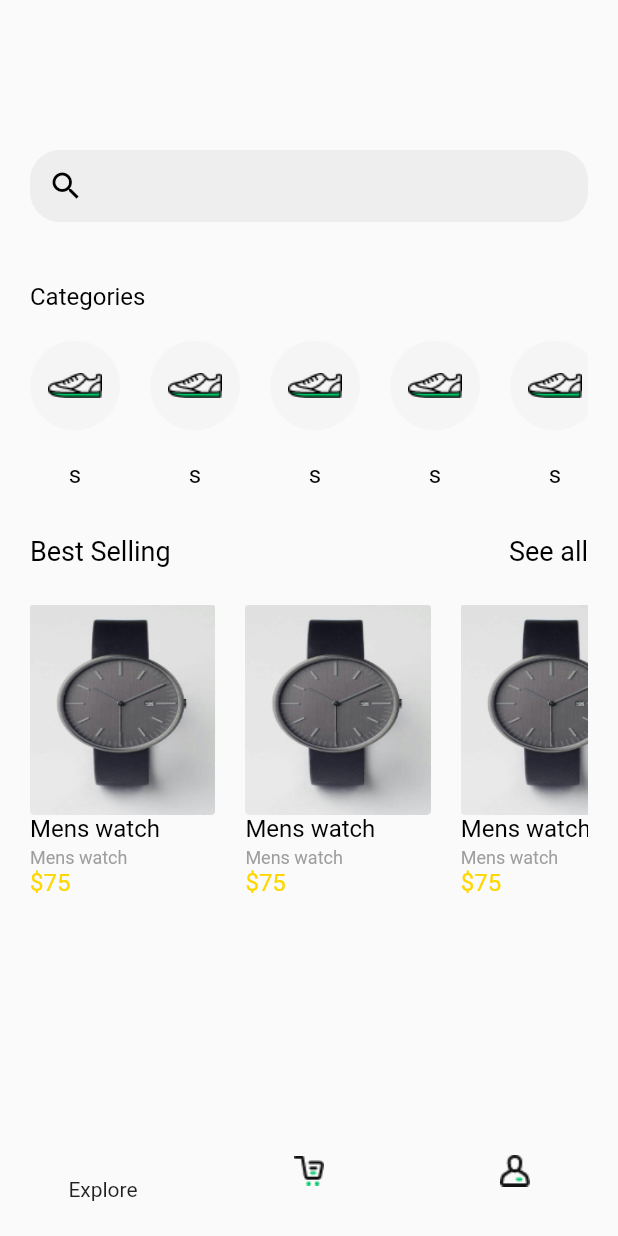
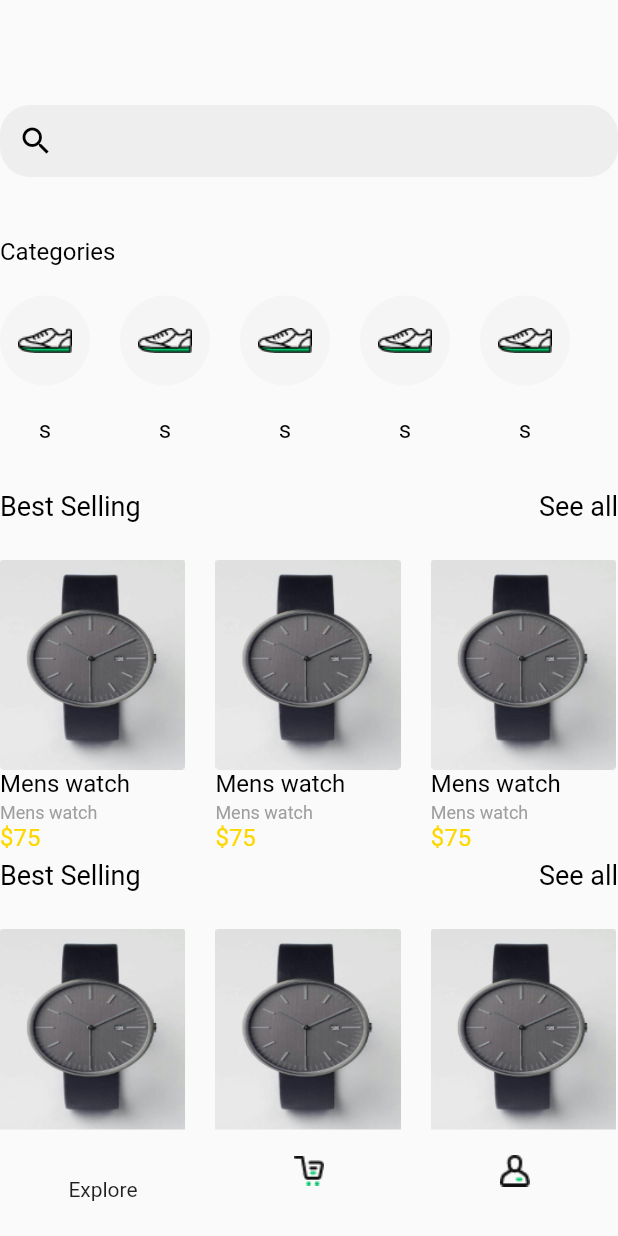
Before and after one commit to WarunaDisanayaka/jewllery-app, a Flutter app: the screen it shows once a user with an empty profile is signed in, on a phone screen of 412 x 824 dp. Run offline on Flutter 3.47's test engine with Material 2 defaults, Android fonts, the phone set to English and light mode, and no system bars; our stand-ins replace cloud_firestore, firebase_auth, firebase_core, get, google_sign_in; missing offline and left inert: dart:ffi; accounts and stored records are empty; network calls fail.

Commit message:
Home page scroll view changed

```diff
--- a/lib/view/control_view.dart
+++ b/lib/view/control_view.dart
@@ -1,13 +1,75 @@
 import 'package:flutter/cupertino.dart';
+import 'package:flutter/material.dart';
 import 'package:get/get.dart';
 import 'package:jewllery_app/core/viewmodel/auth_view_model.dart';
 import 'package:jewllery_app/view/home_view.dart';
 import 'package:jewllery_app/view/login_view.dart';
+import 'package:jewllery_app/view/profile_view.dart';
+
+import '../core/viewmodel/home_view_model.dart';
+import 'cart_view.dart';
 
 class ControlView extends GetWidget<AuthViewModel>{
+
+  // Widget currentScreen = HomeView();
   Widget build(BuildContext context){
     return Obx((){
-      return(Get.find<AuthViewModel>().user !=null)?HomeView():LoginView();
+      return(Get.find<AuthViewModel>().user ==null)
+          ?LoginView()
+          :GetBuilder<HomeViewModel>(
+            builder: (HomeViewModel controller)=>Scaffold(
+        body:controller.currentScreen,
+        bottomNavigationBar: bottomNavigationBar(),
+      ),
+          );
     });
   }
+  Widget bottomNavigationBar(){
+    return GetBuilder<HomeViewModel>(
+      init: HomeViewModel(),
+      builder: (controller)=>BottomNavigationBar(
+        items:[
+          BottomNavigationBarItem(
+              activeIcon: Padding(
+                padding: const EdgeInsets.only(top: 25.0),
+                child: Text("Explore"),
+              ),
+              label: '',
+              icon: Padding(
+                padding: const EdgeInsets.only(top: 20),
+                child: Image.asset(
+                  'assets/images/Icon_Explore.png',
+                  fit: BoxFit.contain,
+                  width: 20,
+                ),
+              )),
+          BottomNavigationBarItem(
+              activeIcon: Text("Cart"),
+              label: '',
+              icon: Image.asset(
+                'assets/images/Icon_Cart.png',
+                fit: BoxFit.contain,
+                width: 20,
+              )),
+          BottomNavigationBarItem(
+              activeIcon: Text("Account"),
+              label: '',
+              icon: Image.asset(
+                'assets/images/Icon_User.png',
+                fit: BoxFit.contain,
+                width: 20,
+              ))
+
+        ],
+        currentIndex: controller.navigatorValue,
+        onTap: (index){
+          controller.changeSelectedValue(index);
+        },
+        elevation: 0,
+        selectedItemColor: Colors.black,
+        backgroundColor: Colors.grey.shade50,
+      ),
+    );
+  }
+
 }
--- a/lib/view/home_view.dart
+++ b/lib/view/home_view.dart
@@ -4,49 +4,66 @@ import 'package:flutter/material.dart';
 import 'package:get/get.dart';
 import 'package:jewllery_app/constance.dart';
 import 'package:jewllery_app/core/viewmodel/home_view_model.dart';
+import 'package:jewllery_app/view/cart_view.dart';
 import 'package:jewllery_app/view/login_view.dart';
 import 'package:jewllery_app/view/widgets/custom_text.dart';
 
-class HomeView extends StatelessWidget{
-  final List<String> names = <String>['s','s','s','s','s'];
-  FirebaseAuth _auth = FirebaseAuth.instance;
-  Widget build(BuildContext context){
+class HomeView extends StatelessWidget {
+  final List<String> names = <String>['s', 's', 's', 's', 's'];
 
-
+  Widget build(BuildContext context) {
     return Scaffold(
-      body: Container(
-        padding: EdgeInsets.only(top: 100,left: 20,right: 20 ),
-        child: Column(
+      body: Column(
         children: [
-            _searchTextFormField(),
-            SizedBox(height: 40,),
+          Padding(
+            padding: const EdgeInsets.only(top: 70), // Add padding to push the search bar down
+            child: _searchTextFormField(),
+          ),
+          Expanded(
+            child: ListView(
+              children: [
+                SizedBox(height: 40),
                 CustomText(
                   text: "Categories",
                 ),
-            SizedBox(height: 20,),
+                SizedBox(height: 20),
                 _listViewCategory(),
-            SizedBox(height: 30,),
+                SizedBox(height: 30),
                 Row(
                   mainAxisAlignment: MainAxisAlignment.spaceBetween,
                   children: [
                     CustomText(
-                text:"Best Selling",
-                fontSize:18,),
+                      text: "Best Selling",
+                      fontSize: 18,
+                    ),
                     CustomText(
                       text: "See all",
                       fontSize: 18,
                     ),
-            //   Logout button can place here
-
                   ],
                 ),
-            SizedBox(height: 25,),
+                SizedBox(height: 25),
+                _listViewProduct(),
+                Row(
+                  mainAxisAlignment: MainAxisAlignment.spaceBetween,
+                  children: [
+                    CustomText(
+                      text: "Best Selling",
+                      fontSize: 18,
+                    ),
+                    CustomText(
+                      text: "See all",
+                      fontSize: 18,
+                    ),
+                  ],
+                ),
+                SizedBox(height: 25),
                 _listViewProduct(),
               ],
             ),
           ),
-      bottomNavigationBar: bottomNavigationBar(),
-      // body: Center(child: ElevatedButton(onPressed:(){_auth.signOut();Get.offAll(LoginView());} , child: Text("Logout"),),),
+        ],
+      ),
     );
   }
 
@@ -59,13 +76,13 @@ class HomeView extends StatelessWidget{
       child: TextFormField(
         decoration: InputDecoration(
           border: InputBorder.none,
-            prefixIcon: Icon(Icons.search,color: Colors.black,)
+          prefixIcon: Icon(Icons.search, color: Colors.black),
         ),
       ),
     );
   }
 
-  Widget _listViewCategory(){
+  Widget _listViewCategory() {
     return Container(
       height: 100,
       child: ListView.separated(
@@ -86,18 +103,19 @@ class HomeView extends StatelessWidget{
                   child: Image.asset('assets/images/Icon_Mens Shoe.png'),
                 ),
               ),
-              SizedBox(height: 20,),
-              CustomText(text: names[index],)
+              SizedBox(height: 20),
+              CustomText(text: names[index]),
             ],
           );
-        }, separatorBuilder: ( context, index)=> SizedBox(
+        },
+        separatorBuilder: (context, index) => SizedBox(
           width: 20,
         ),
       ),
     );
   }
 
-  Widget _listViewProduct(){
+  Widget _listViewProduct() {
     return Container(
       height: 200,
       child: ListView.separated(
@@ -105,7 +123,7 @@ class HomeView extends StatelessWidget{
         scrollDirection: Axis.horizontal,
         itemBuilder: (context, index) {
           return Container(
-            width: MediaQuery.of(context).size.width *.3,
+            width: MediaQuery.of(context).size.width * .3,
             child: Column(
               children: [
                 Container(
@@ -116,11 +134,13 @@ class HomeView extends StatelessWidget{
                   child: Column(
                     children: [
                       Container(
-                        height:140,
-                          width: MediaQuery.of(context).size.width *.4,
-                          child: Image.asset('assets/images/Image.png',
+                        height: 140,
+                        width: MediaQuery.of(context).size.width * .4,
+                        child: Image.asset(
+                          'assets/images/Image.png',
                           fit: BoxFit.fill,
-                          )),
+                        ),
+                      ),
                     ],
                   ),
                 ),
@@ -137,70 +157,23 @@ class HomeView extends StatelessWidget{
                   color: Colors.grey,
                   alignment: Alignment.bottomLeft,
                   fontSize: 12,
-
                 ),
                 CustomText(
                   text: "\$75",
                   alignment: Alignment.bottomLeft,
                   fontSize: 16,
                   color: primaryColor,
-                )
+                ),
               ],
             ),
           );
-        }, separatorBuilder: ( context, index)=> SizedBox(
+        },
+        separatorBuilder: (context, index) => SizedBox(
           width: 20,
         ),
       ),
     );
   }
-
- Widget bottomNavigationBar(){
-    return GetBuilder<HomeViewModel>(
-      init: HomeViewModel(),
-      builder: (controller)=>BottomNavigationBar(
-          items:[
-           BottomNavigationBarItem(
-             activeIcon: Padding(
-               padding: const EdgeInsets.only(top: 25.0),
-               child: Text("Explore"),
-             ),
-             label: '',
-               icon: Padding(
-                 padding: const EdgeInsets.only(top: 20),
-                 child: Image.asset(
-             'assets/images/Icon_Explore.png',
-             fit: BoxFit.contain,
-             width: 20,
-           ),
-               )),
-            BottomNavigationBarItem(
-                activeIcon: Text("Cart"),
-                label: '',
-                icon: Image.asset(
-                  'assets/images/Icon_Cart.png',
-                  fit: BoxFit.contain,
-                  width: 20,
-                )),
-            BottomNavigationBarItem(
-                activeIcon: Text("Account"),
-                label: '',
-                icon: Image.asset(
-                  'assets/images/Icon_User.png',
-                  fit: BoxFit.contain,
-                  width: 20,
-                ))
-
-            ],
-        currentIndex: controller.navigatorValue,
-        onTap: (index)=>controller.changeSelectedValue(index),
-        elevation: 0,
-        selectedItemColor: Colors.black,
-        backgroundColor: Colors.grey.shade50,
-      ),
-    );
-  }
-
 }
 
 
```
Also changed, not shown: lib/core/viewmodel/home_view_model.dart (+24 -0 lines), lib/view/cart_view.dart (added, +8 -0 lines), lib/view/login_view.dart (+15 -15 lines), lib/view/profile_view.dart (added, +8 -0 lines). Lines whose indentation alone changed are shown as unchanged.
